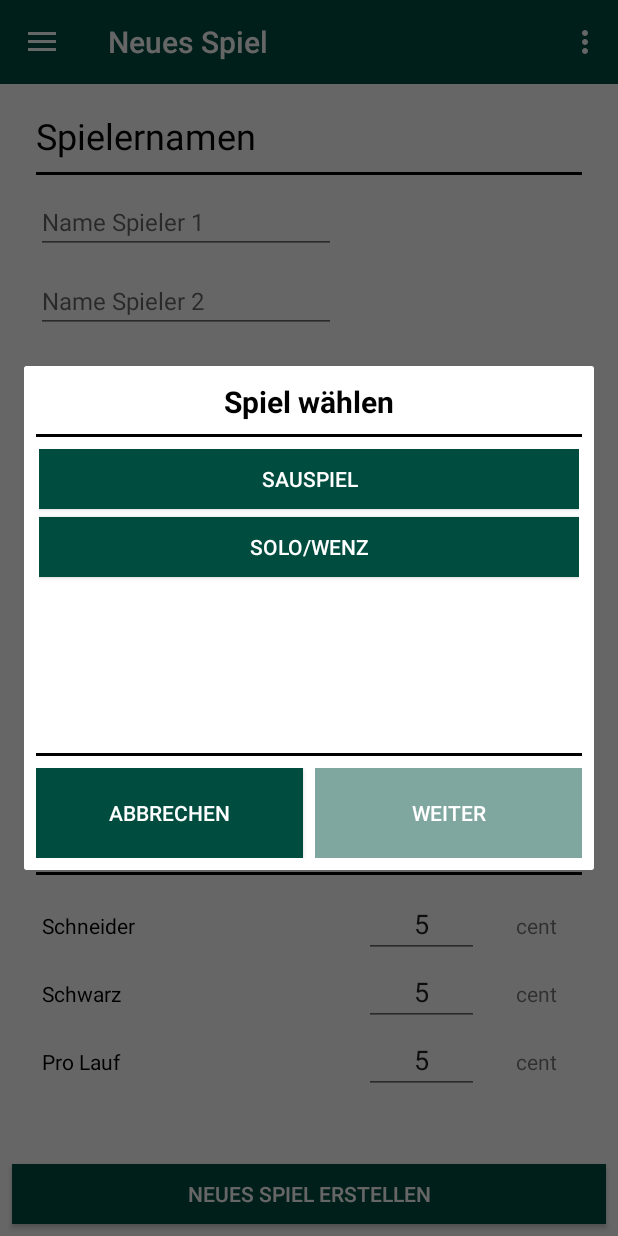
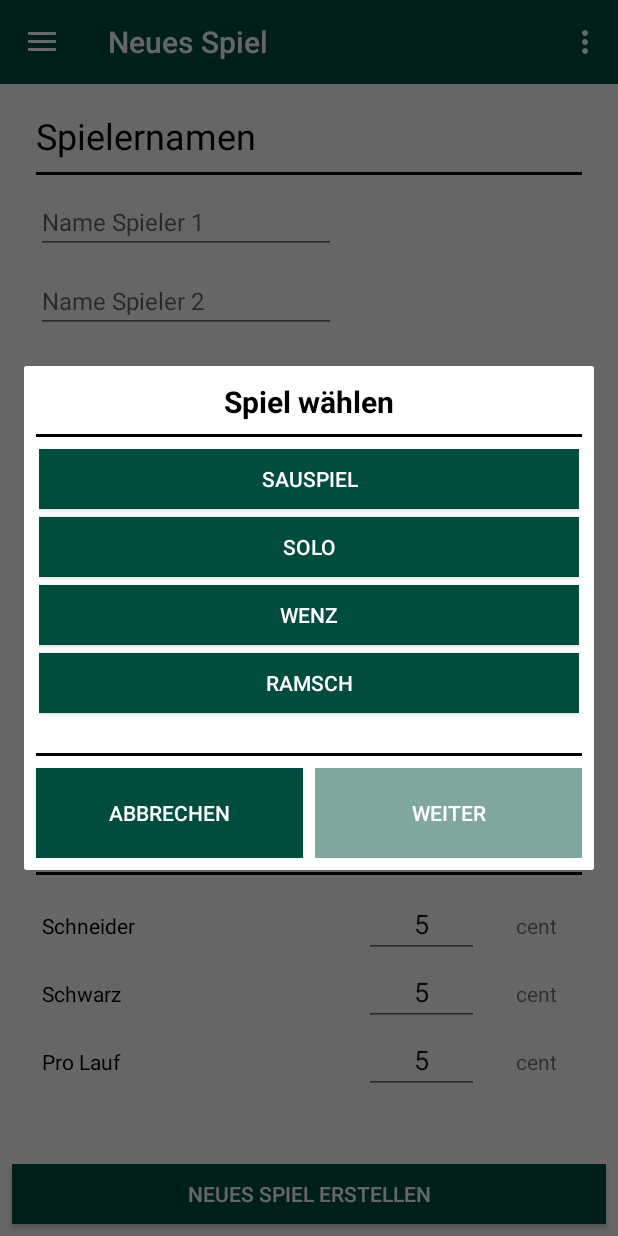
Before and after one commit to M-Schenk-91/schafkopf-calculator, an Android app: the fragment AddNewRoundDialogFragment placed in its activity, on a phone screen of 412 x 824 dp. Run offline under Robolectric (Android 15) with nearby library versions, the phone set to English and light mode, and no system bars; 2 statements that could not run were skipped.

Commit message:
Ramsch + Wenz (unfertig)

```diff
--- a/SchafkopfCalculator/app/src/main/java/game/GameController.java
+++ b/SchafkopfCalculator/app/src/main/java/game/GameController.java
@@ -14,7 +14,11 @@ public class GameController {
     private static GameController instance;
 
     public static final String ID_GAME_MODE_DEFAULT = "Sauspiel";
+    //TODO id auf solo umstellen, alte spiele müssen noch geladen werden können
     public static final String ID_GAME_MODE_SOLO = "Solo/Wenz";
+    public static final String ID_GAME_MODE_WENZ = "Wenz";
+    public static final String ID_GAME_MODE_RAMSCH = "Ramsch";
+
 
     private HashMap<String, GameMode> hmAvailableModes = new HashMap<>();
     private ArrayList<IGameListener> listeners = new ArrayList<>();
@@ -31,6 +35,8 @@ public class GameController {
     private void initGameModes() {
         hmAvailableModes.put(ID_GAME_MODE_DEFAULT, new GameMode(ID_GAME_MODE_DEFAULT, 10, false));
         hmAvailableModes.put(ID_GAME_MODE_SOLO, new GameMode(ID_GAME_MODE_SOLO, 20, true));
+        hmAvailableModes.put(ID_GAME_MODE_WENZ, new GameMode(ID_GAME_MODE_WENZ, 20, true));
+        hmAvailableModes.put(ID_GAME_MODE_RAMSCH, new GameMode(ID_GAME_MODE_RAMSCH, 10, true));
     }
 
     public static GameController getInstance() {
--- a/SchafkopfCalculator/app/src/main/java/ui/fragments/dialog/AddNewRoundDialogFragment.java
+++ b/SchafkopfCalculator/app/src/main/java/ui/fragments/dialog/AddNewRoundDialogFragment.java
@@ -298,6 +298,26 @@ public class AddNewRoundDialogFragment extends DialogFragment implements IRoundD
                     listener.onPhaseCompleted(AddNewRoundDialogFragment.PHASE_CHOOSE_GAME_MODE, true);
                 }
             });
+
+            SchafkopfButton btnWenz = (SchafkopfButton) view.findViewById(R.id.btn_wenz);
+            btnWenz.setOnClickListener(new View.OnClickListener() {
+                @Override
+                public void onClick(View v) {
+                    GameMode mode = GameController.getInstance().getActiveGame().getSettings().getGameMode(GameController.ID_GAME_MODE_WENZ);
+                    listener.onGameModeChanged(mode);
+                    listener.onPhaseCompleted(AddNewRoundDialogFragment.PHASE_CHOOSE_GAME_MODE, true);
+                }
+            });
+
+            SchafkopfButton btnRamsch = (SchafkopfButton) view.findViewById(R.id.btn_ramsch);
+            btnRamsch.setOnClickListener(new View.OnClickListener() {
+                @Override
+                public void onClick(View v) {
+                    GameMode mode = GameController.getInstance().getActiveGame().getSettings().getGameMode(GameController.ID_GAME_MODE_RAMSCH);
+                    listener.onGameModeChanged(mode);
+                    listener.onPhaseCompleted(AddNewRoundDialogFragment.PHASE_CHOOSE_GAME_MODE, true);
+                }
+            });
         }
     }
 
--- a/SchafkopfCalculator/app/src/main/res/layout/fragment_dialog_choose_game_mode.xml
+++ b/SchafkopfCalculator/app/src/main/res/layout/fragment_dialog_choose_game_mode.xml
@@ -41,8 +41,23 @@
         <ui.custom.controls.SchafkopfButton
             android:id="@+id/btn_solo"
             android:layout_width="match_parent"
+            android:layout_marginBottom="5dp"
             android:layout_height="40dp"
-            android:text="Solo/Wenz" />
+            android:text="Solo" />
+
+        <ui.custom.controls.SchafkopfButton
+            android:id="@+id/btn_wenz"
+            android:layout_width="match_parent"
+            android:layout_marginBottom="5dp"
+            android:layout_height="40dp"
+            android:text="Wenz" />
+
+        <ui.custom.controls.SchafkopfButton
+            android:id="@+id/btn_ramsch"
+            android:layout_width="match_parent"
+            android:layout_marginBottom="5dp"
+            android:layout_height="40dp"
+            android:text="Ramsch" />
     </LinearLayout>
 
 </LinearLayout>
```
Also changed, not shown: SchafkopfCalculator/app/src/main/java/ui/fragments/GameSetupFragment.java (+10 -0 lines), 1 other file.
